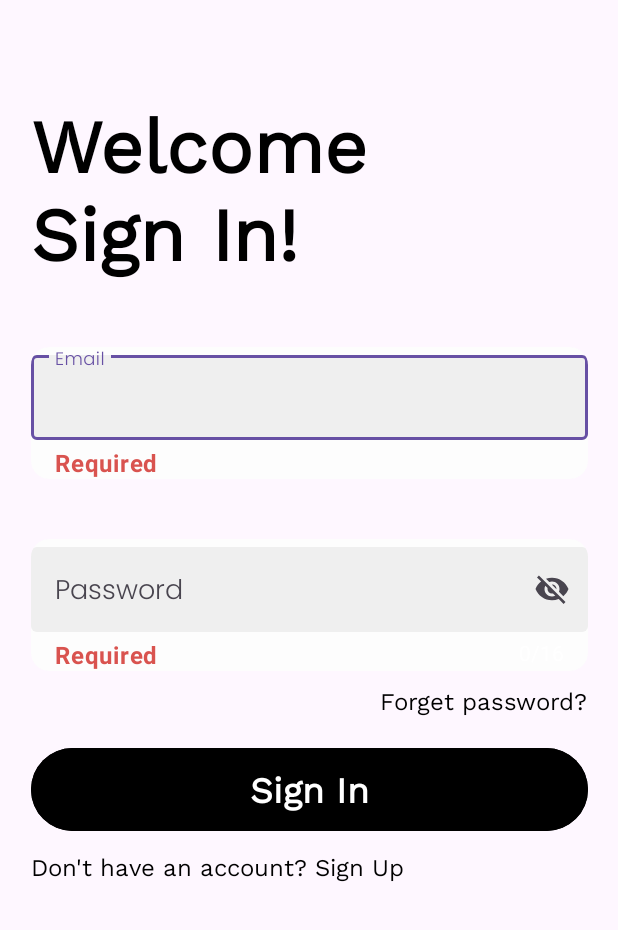
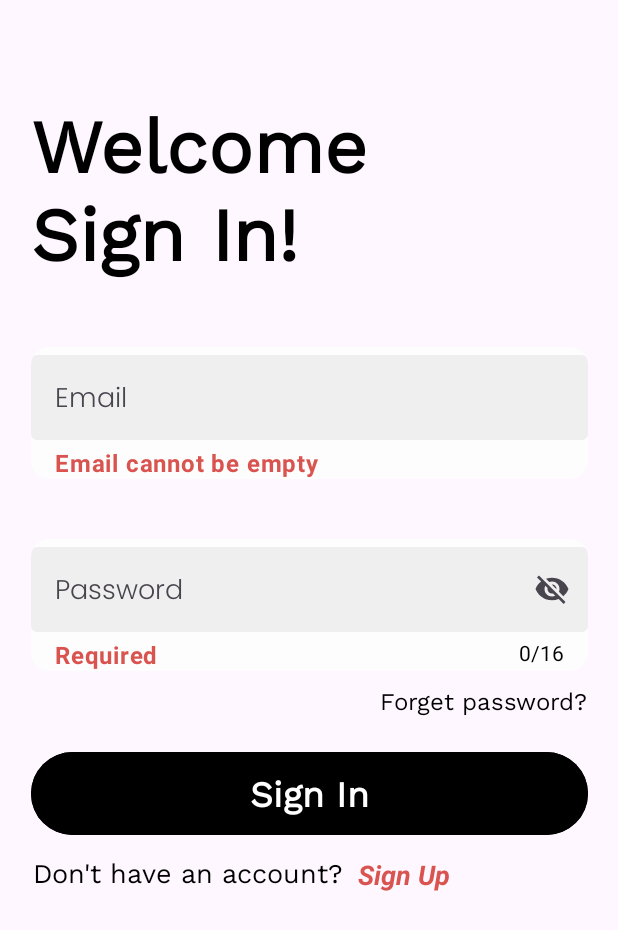
Before and after one commit to mohand3del/Recipe-App-ITI, an Android app: the screen it shows after launch (AuthActivity), after a tap on an icon or button, on a phone screen of 412 x 824 dp. Shown: the top 930 px of the screen. Run offline under Robolectric (Android 15) with nearby library versions, the phone set to English and light mode, and no system bars; our stand-ins replace Room's generated code; network calls fail; 2 statements that could not run were skipped; 2 other taps on this screen came first.

Commit message:
Finished the navigation from signin to signup and recipe Activity

```diff
--- a/app/src/main/java/com/example/recipeappiti/auth/login/view/LoginFragment.kt
+++ b/app/src/main/java/com/example/recipeappiti/auth/login/view/LoginFragment.kt
@@ -1,20 +1,28 @@
 package com.example.recipeappiti.auth.login.view
 
+import android.content.Context
+import android.content.Intent
 import android.os.Bundle
 import android.view.LayoutInflater
 import android.view.View
 import android.view.ViewGroup
 import android.widget.Button
+import android.widget.TextView
 import androidx.fragment.app.Fragment
 import androidx.fragment.app.viewModels
 import androidx.lifecycle.Observer
+import androidx.navigation.NavController
+import androidx.navigation.findNavController
 import com.example.recipeappiti.R
 import com.example.recipeappiti.auth.login.viewmodel.LoginViewModel
 import com.example.recipeappiti.auth.login.viewmodel.LoginViewModelFactory
+import com.example.recipeappiti.auth.model.util.AlertUtil
 import com.example.recipeappiti.auth.model.ValidateCredentials
 import com.example.recipeappiti.auth.model.data.LocalDataSourceImpl
 import com.example.recipeappiti.auth.repository.UserRepositoryImpl
+import com.example.recipeappiti.core.model.local.User
 import com.example.recipeappiti.core.model.local.UserDatabase
+import com.example.recipeappiti.layout.RecipeActivity
 import com.google.android.material.textfield.TextInputEditText
 import com.google.android.material.textfield.TextInputLayout
 
@@ -24,7 +32,10 @@ class LoginFragment : Fragment() {
     private lateinit var emailLayout: TextInputLayout
     private lateinit var passwordField: TextInputEditText
     private lateinit var passwordLayout: TextInputLayout
+    private lateinit var navController: NavController
     private lateinit var signInButton: Button
+    private lateinit var signUpText: TextView
+    private var user: User? = null
 
     private val loginViewModel: LoginViewModel by viewModels {
         val userRepository = UserRepositoryImpl(
@@ -46,7 +57,7 @@ class LoginFragment : Fragment() {
         super.onViewCreated(view, savedInstanceState)
         initViews()
         initListeners()
-        observeValidations()
+        initObservers()
     }
 
     private fun initViews() {
@@ -54,7 +65,9 @@ class LoginFragment : Fragment() {
         emailLayout = requireView().findViewById(R.id.emailLayout2)
         passwordField = requireView().findViewById(R.id.passwordField2)
         passwordLayout = requireView().findViewById(R.id.passwordLayout2)
+        navController = requireView().findNavController()
         signInButton = requireView().findViewById(R.id.signInButton)
+        signUpText = requireView().findViewById(R.id.signUpText)
     }
 
     private fun initListeners() {
@@ -73,40 +86,59 @@ class LoginFragment : Fragment() {
         signInButton.setOnClickListener {
             processLogin()
         }
-    }
 
-    private fun processLogin() {
-        val isEmailValid = loginViewModel.emailMessage.value == ValidateCredentials.Valid
-        val isPasswordValid = loginViewModel.passwordMessage.value == ValidateCredentials.Valid
-
-        if (loginViewModel.validateCredentials(isEmailValid, isPasswordValid)) {
-            loginViewModel.getUser(emailField.text.toString(), passwordField.text.toString())
-        } else {
-            val message = "Please Provide Valid Credentials"
-            loginViewModel.callAlert(requireContext(), message)
+        signUpText.setOnClickListener {
+            navController.navigate(R.id.action_loginFragment_to_registerFragment)
         }
     }
 
-    private fun observeValidations() {
+    private fun initObservers() {
         loginViewModel.emailMessage.observe(viewLifecycleOwner, Observer { validationResult ->
             emailLayout.helperText = when (validationResult) {
                 is ValidateCredentials.Valid -> null
-                is ValidateCredentials.Invalid -> validationResult.message
+                is ValidateCredentials.InValid -> validationResult.message
             }
         })
 
         loginViewModel.passwordMessage.observe(viewLifecycleOwner, Observer { validationResult ->
             passwordLayout.helperText = when (validationResult) {
                 is ValidateCredentials.Valid -> null
-                is ValidateCredentials.Invalid -> validationResult.message
+                is ValidateCredentials.InValid -> validationResult.message
             }
         })
 
         loginViewModel.isUserValid.observe(viewLifecycleOwner, Observer { isValid ->
-            val message = if (isValid) "Login Successful" else "Login Failed"
-            loginViewModel.callAlert(requireContext(), message)
+            if (isValid) {
+                navigateToRecipeActivity()
+            } else {
+                AlertUtil.showAlert(requireContext(), "Login Failed")
+            }
+        })
+
+        loginViewModel.user.observe(viewLifecycleOwner, Observer { user ->
+            this.user = user
         })
     }
 
+    private fun processLogin() {
+        val isEmailValid = !emailLayout.isHelperTextEnabled
+        val isPasswordValid = !passwordLayout.isHelperTextEnabled
 
+        if (loginViewModel.validateCredentials(isEmailValid, isPasswordValid)) {
+            loginViewModel.checkUser(emailField.text.toString(), passwordField.text.toString())
+        } else {
+            val message = "Please Provide Valid Credentials"
+            AlertUtil.showAlert(requireContext(), message)
+        }
+    }
+
+    private fun navigateToRecipeActivity() {
+        val sharedPreferences = requireContext().getSharedPreferences("user_info", Context.MODE_PRIVATE)
+        val editPrefs = sharedPreferences.edit()
+        user?.id?.let { editPrefs.putInt("user_id", it).apply() }
+
+        val intent = Intent(requireContext(), RecipeActivity::class.java)
+        startActivity(intent)
+        requireActivity().finish()
+    }
 }
--- a/app/src/main/java/com/example/recipeappiti/auth/model/ValidateCredentials.kt
+++ b/app/src/main/java/com/example/recipeappiti/auth/model/ValidateCredentials.kt
@@ -2,5 +2,5 @@ package com.example.recipeappiti.auth.model
 
 sealed class ValidateCredentials {
     data object Valid: ValidateCredentials()
-    data class Invalid(val message: String): ValidateCredentials()
+    data class InValid(val message: String): ValidateCredentials()
 }
--- a/app/src/main/java/com/example/recipeappiti/auth/model/PasswordUtil.kt
+++ b/app/src/main/java/com/example/recipeappiti/auth/model/util/PasswordUtil.kt
@@ -1,4 +1,4 @@
-package com.example.recipeappiti.auth.model
+package com.example.recipeappiti.auth.model.util
 
 import org.mindrot.jbcrypt.BCrypt
 
--- a/app/src/main/res/layout/fragment_login.xml
+++ b/app/src/main/res/layout/fragment_login.xml
@@ -84,7 +84,7 @@
                 app:boxBackgroundColor="@color/white_v2"
                 app:counterEnabled="true"
                 app:counterMaxLength="16"
-                app:counterTextColor="@color/white"
+                app:counterTextColor="@color/black"
                 app:counterTextAppearance="@font/poppins_light"
                 app:endIconMode="password_toggle"
                 app:boxStrokeWidth="0dp"
@@ -149,20 +149,36 @@
 
 
         <TextView
-            android:id="@+id/signUpText"
+            android:id="@+id/signUpQuestion"
             android:layout_width="wrap_content"
             android:layout_height="wrap_content"
             android:layout_marginTop="8dp"
             android:fontFamily="@font/work_sans"
             android:gravity="start"
-            android:text="Don't have an account? Sign Up"
+            android:text="Don't have an account?"
             android:textAppearance="@style/CustomTextStyle"
             android:textColor="@color/black"
-            android:textSize="16sp"
-            app:layout_constraintEnd_toEndOf="@id/passwordCard"
-            app:layout_constraintHorizontal_bias="0.0"
-            app:layout_constraintStart_toStartOf="@id/passwordCard"
+            android:textSize="18sp"
+            app:layout_constraintEnd_toEndOf="@+id/signInButton"
+            app:layout_constraintHorizontal_bias="0.008"
+            app:layout_constraintStart_toStartOf="@+id/signInButton"
             app:layout_constraintTop_toBottomOf="@id/signInButton" />
+
+        <TextView
+            android:id="@+id/signUpText"
+            android:layout_width="wrap_content"
+            android:layout_height="wrap_content"
+            android:clickable="true"
+            android:text="Sign Up"
+            android:textColor="@color/warning"
+            android:textSize="18sp"
+            android:textStyle="bold|italic"
+            app:layout_constraintBottom_toBottomOf="@+id/signUpQuestion"
+            app:layout_constraintEnd_toEndOf="@+id/signInButton"
+            app:layout_constraintHorizontal_bias="0.095"
+            app:layout_constraintStart_toEndOf="@+id/signUpQuestion"
+            app:layout_constraintTop_toBottomOf="@+id/signInButton"
+            app:layout_constraintVertical_bias="1.0" />
 
         <androidx.constraintlayout.widget.Guideline
             android:id="@+id/guideline"
--- a/app/src/main/res/layout/fragment_register.xml
+++ b/app/src/main/res/layout/fragment_register.xml
@@ -117,7 +117,7 @@
                 app:boxBackgroundColor="@color/white_v2"
                 app:counterEnabled="true"
                 app:counterMaxLength="16"
-                app:counterTextColor="@color/white"
+                app:counterTextColor="@color/black"
                 app:counterTextAppearance="@font/poppins_light"
                 app:endIconMode="password_toggle"
                 app:boxStrokeWidth="0dp"
@@ -159,7 +159,7 @@
                 app:boxBackgroundColor="@color/white_v2"
                 app:counterEnabled="true"
                 app:counterMaxLength="16"
-                app:counterTextColor="@color/white"
+                app:counterTextColor="@color/black"
                 app:counterTextAppearance="@font/poppins_light"
                 app:endIconMode="password_toggle"
                 app:boxStrokeWidth="0dp"
--- a/app/src/main/res/navigation/nav_auth.xml
+++ b/app/src/main/res/navigation/nav_auth.xml
@@ -9,11 +9,7 @@
         android:id="@+id/registerFragment"
         android:name="com.example.recipeappiti.auth.register.view.RegisterFragment"
         android:label="fragment_register"
-        tools:layout="@layout/fragment_register" >
-        <action
-            android:id="@+id/action_registerFragment_to_loginFragment"
-            app:destination="@id/loginFragment" />
-    </fragment>
+        tools:layout="@layout/fragment_register" />
     <fragment
         android:id="@+id/loginFragment"
         android:name="com.example.recipeappiti.auth.login.view.LoginFragment"
@@ -21,7 +17,9 @@
         tools:layout="@layout/fragment_login" >
         <action
             android:id="@+id/action_loginFragment_to_registerFragment"
-            app:destination="@id/registerFragment" />
+            app:destination="@id/registerFragment"
+            app:enterAnim="@android:anim/slide_in_left"
+            app:popExitAnim="@android:anim/slide_out_right" />
     </fragment>
     <fragment
         android:id="@+id/splashFragment"
```
Also changed, not shown: app/src/main/java/com/example/recipeappiti/auth/login/viewmodel/LoginViewModel.kt (+10 -30 lines), app/src/main/java/com/example/recipeappiti/auth/model/util/AlertUtil.kt (added, +16 -0 lines), app/src/main/java/com/example/recipeappiti/auth/register/view/RegisterFragment.kt (+7 -6 lines), app/src/main/java/com/example/recipeappiti/auth/register/viewmodel/RegisterViewModel.kt (+14 -27 lines).
